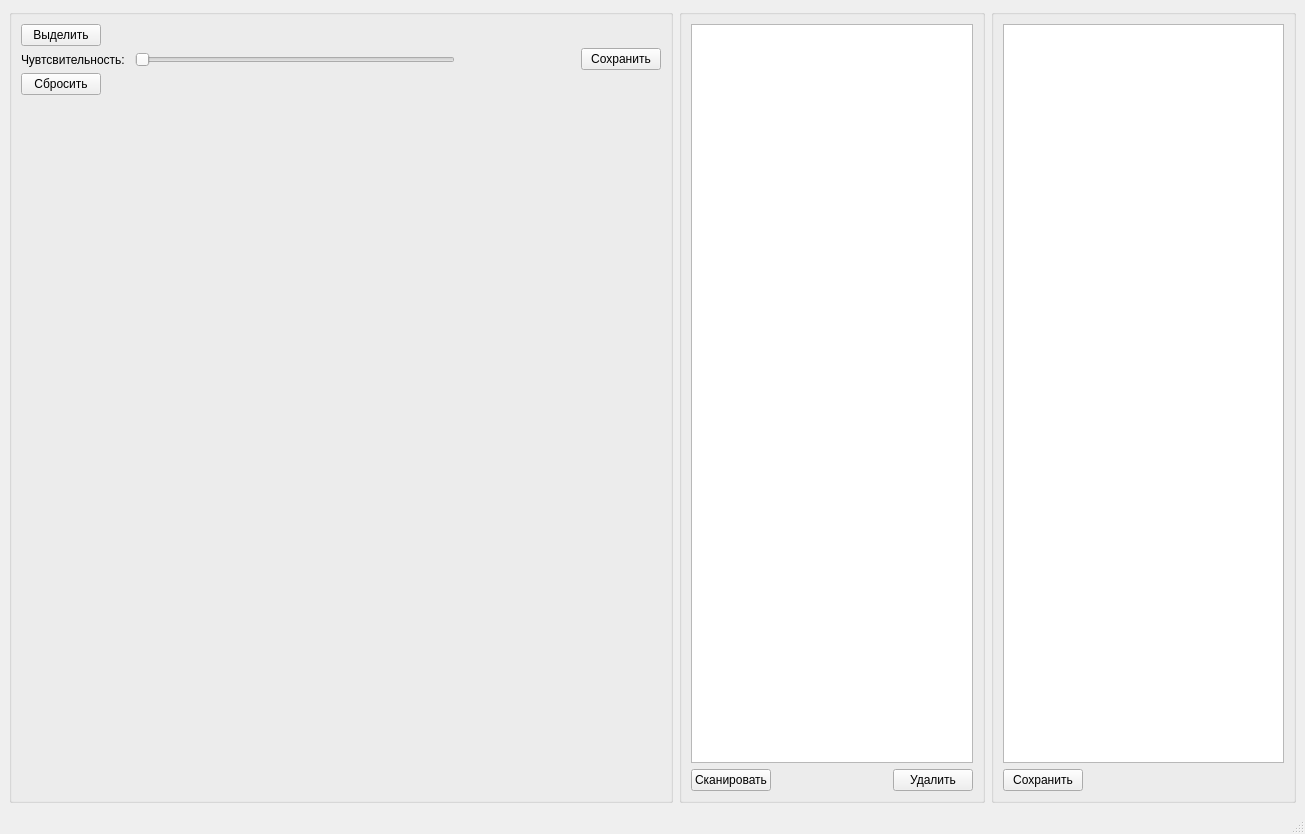
Old version of the form uis/BookScan.ui in the repository MrRodikolion/PyQt5_Proect_Tehnovizor.
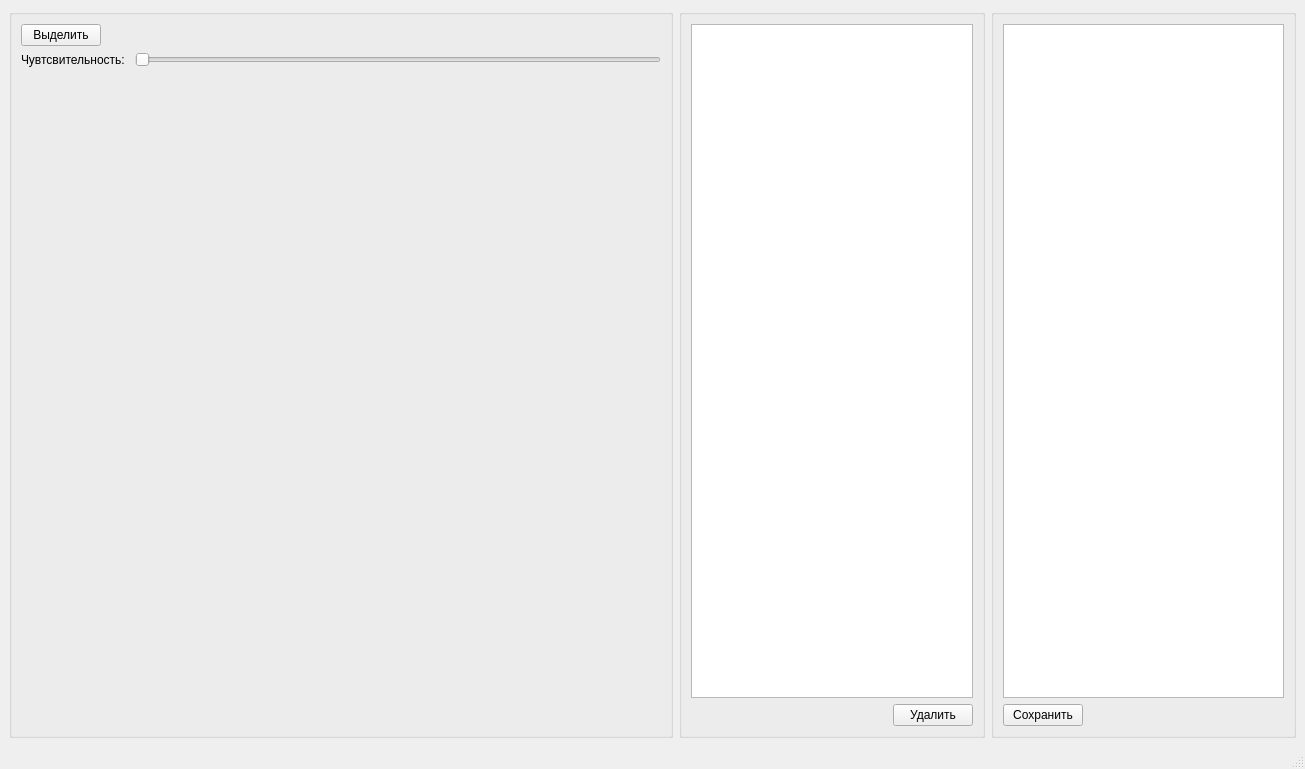
New version of the form.

```diff
--- a/uis/BookScan.ui
+++ b/uis/BookScan.ui
@@ -7,7 +7,7 @@
     <x>0</x>
     <y>0</y>
     <width>1305</width>
-    <height>834</height>
+    <height>769</height>
    </rect>
   </property>
   <property name="windowTitle">
@@ -22,8 +22,6 @@
       </property>
       <layout class="QVBoxLayout" name="verticalLayout_4">
        <item>
-        <layout class="QHBoxLayout" name="horizontalLayout_3">
-         <item>
           <layout class="QVBoxLayout" name="verticalLayout_3">
            <item>
             <layout class="QHBoxLayout" name="horizontalLayout_5">
@@ -73,52 +71,6 @@
              </item>
             </layout>
            </item>
-           <item>
-            <layout class="QHBoxLayout" name="horizontalLayout_6">
-             <item>
-              <widget class="QPushButton" name="resetBtn">
-               <property name="text">
-                <string>Сбросить</string>
-               </property>
-              </widget>
-             </item>
-             <item>
-              <spacer name="horizontalSpacer_5">
-               <property name="orientation">
-                <enum>Qt::Horizontal</enum>
-               </property>
-               <property name="sizeHint" stdset="0">
-                <size>
-                 <width>40</width>
-                 <height>20</height>
-                </size>
-               </property>
-              </spacer>
-             </item>
-            </layout>
-           </item>
-          </layout>
-         </item>
-         <item>
-          <spacer name="horizontalSpacer_3">
-           <property name="orientation">
-            <enum>Qt::Horizontal</enum>
-           </property>
-           <property name="sizeHint" stdset="0">
-            <size>
-             <width>40</width>
-             <height>20</height>
-            </size>
-           </property>
-          </spacer>
-         </item>
-         <item>
-          <widget class="QPushButton" name="saveImgBtn">
-           <property name="text">
-            <string>Сохранить</string>
-           </property>
-          </widget>
-         </item>
         </layout>
        </item>
        <item>
@@ -148,13 +100,6 @@
        </item>
        <item>
         <layout class="QHBoxLayout" name="horizontalLayout_2">
-         <item>
-          <widget class="QPushButton" name="scanBtn">
-           <property name="text">
-            <string>Сканировать</string>
-           </property>
-          </widget>
-         </item>
          <item>
           <spacer name="horizontalSpacer_2">
            <property name="orientation">
```
Left out of the diff: 2 changed lines with no effect on the pictures. Lines whose indentation alone changed are shown as unchanged.
